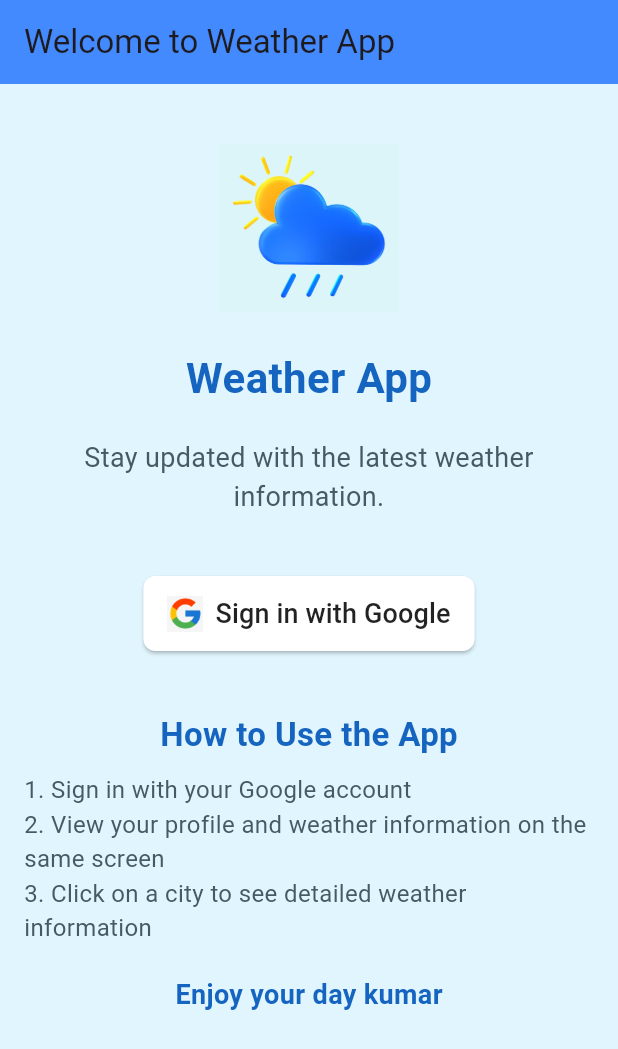
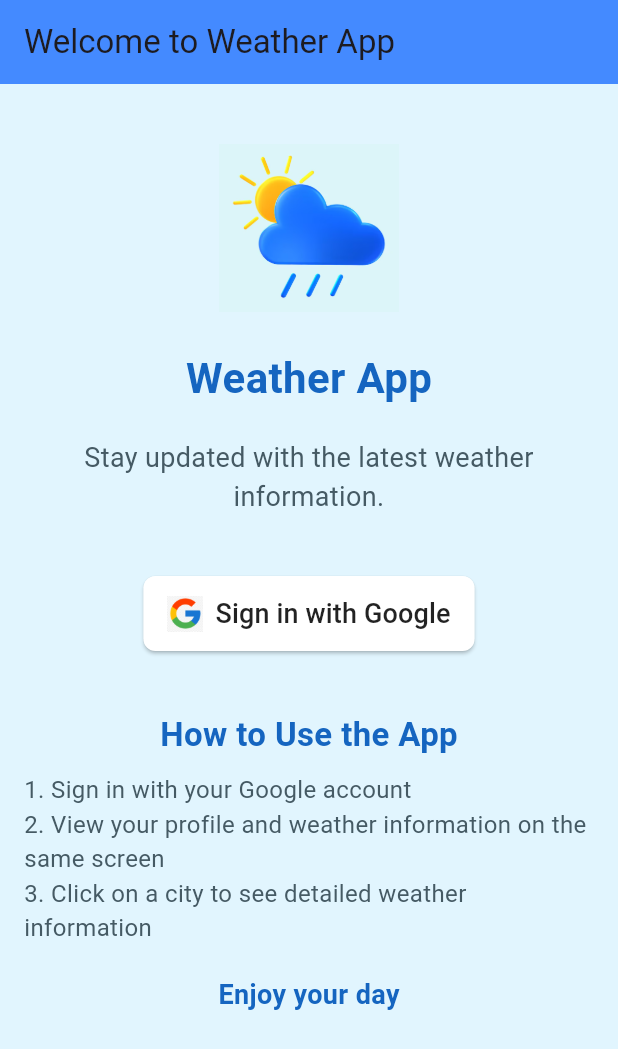
Before and after one commit to Nithish11/weather-_app_task, a Flutter app: the screen it shows after launch, on a phone screen of 412 x 824 dp. Shown: the top 1049 px of the screen. Run offline on Flutter 3.47's test engine with Material 3 defaults, Android fonts, the phone set to English and light mode, and no system bars; our stand-ins replace connectivity_plus, firebase_auth, firebase_core, google_sign_in; accounts and stored records are empty.

Commit message:
fix: remove the  recent content

```diff
--- a/lib/main.dart
+++ b/lib/main.dart
@@ -85,7 +85,7 @@ class MyHomePage extends StatelessWidget {
               ),
               SizedBox(height: 20),
               Text(
-                'Enjoy your day kumar',
+                'Enjoy your day',
                 style: TextStyle(
                   fontSize: 18,
                   fontWeight: FontWeight.bold,
```
